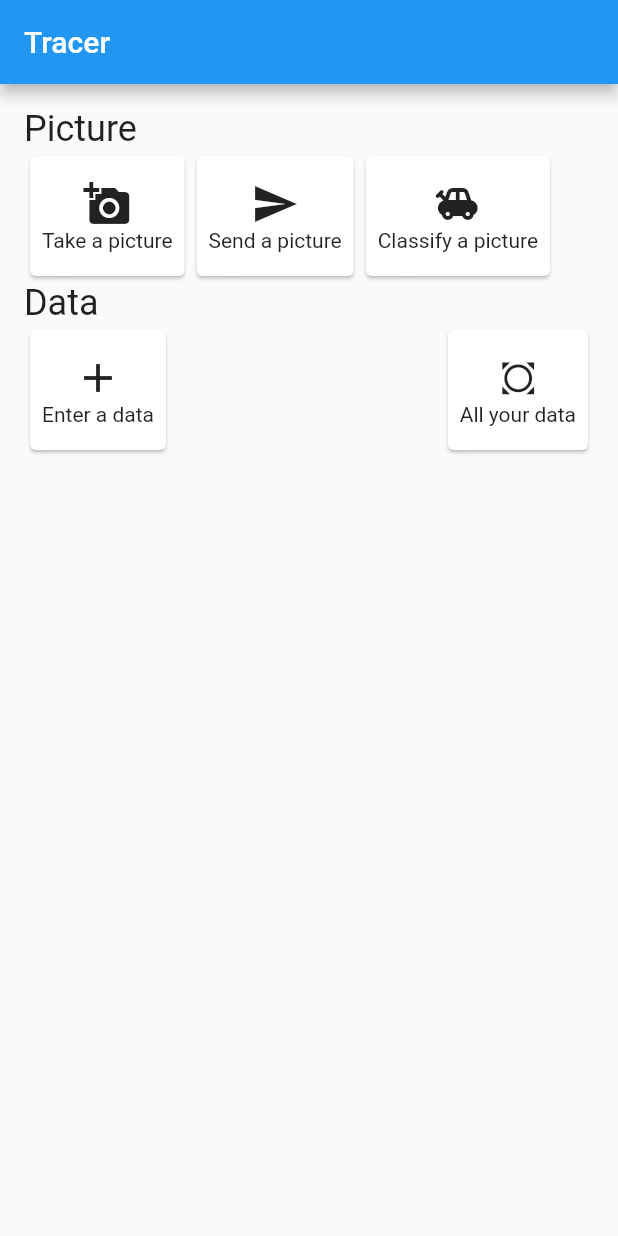
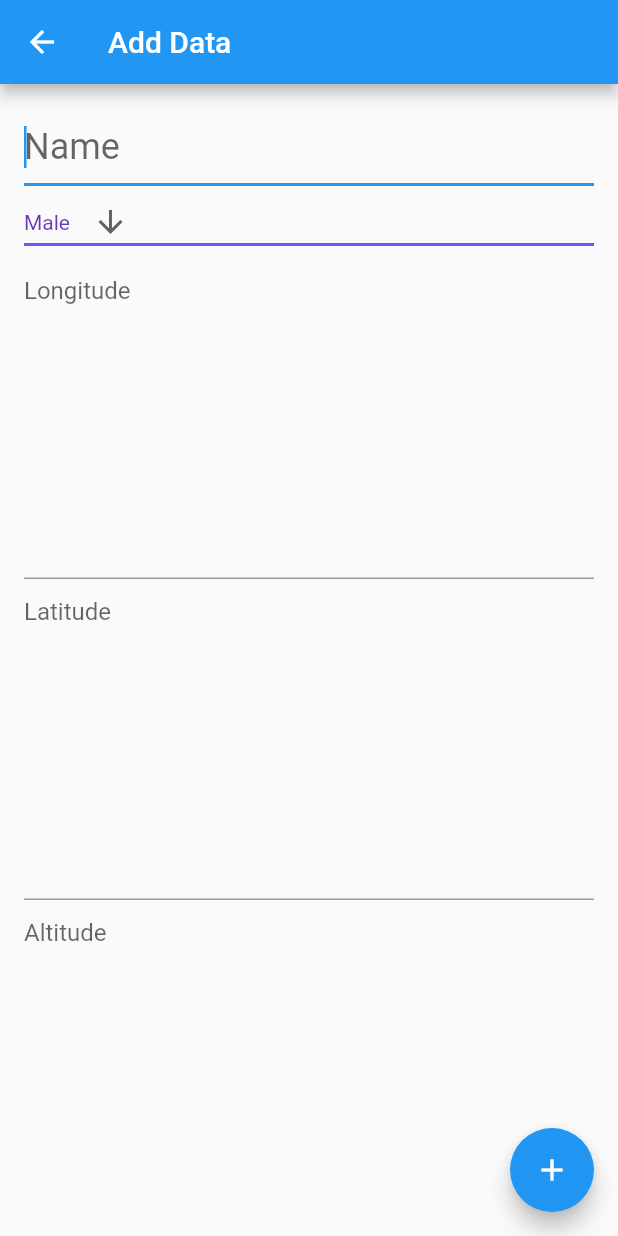
Before and after one commit to maelfosso/fr2i-tracer, a Flutter app: the screen it shows after launch, after a tap on "Enter a data", on a phone screen of 412 x 824 dp. Run offline on Flutter 3.47's test engine with Material 2 defaults, Android fonts, the phone set to English and light mode, and no system bars; our stand-ins replace bloc, equatable, flutter_bloc, get_it, sembast.

Commit message:
add edit screen displayed

```diff
--- a/lib/init.dart
+++ b/lib/init.dart
@@ -3,6 +3,7 @@ import 'package:path_provider/path_provider.dart';
 import 'package:path/path.dart';
 import 'package:sembast/sembast.dart';
 import 'package:sembast/sembast_io.dart';
+import 'package:tracer/data_repository/data_repository.dart';
 import 'package:tracer/data_repository/local_data_repository.dart';
 
 class Init {
@@ -20,6 +21,6 @@ class Init {
   }
 
   static _registerRepositories(){
-    GetIt.I.registerLazySingleton<LocalDataRepository>(() => LocalDataRepository());
+    GetIt.I.registerLazySingleton<DataRepository>(() => LocalDataRepository());
   }
 }
--- a/lib/main.dart
+++ b/lib/main.dart
@@ -1,4 +1,7 @@
 import 'package:flutter/material.dart';
+import 'package:flutter_bloc/flutter_bloc.dart';
+import 'package:tracer/blocs/data/data_bloc.dart';
+import 'package:tracer/init.dart';
 import 'package:tracer/screens/screens.dart';
 
 void main() {
@@ -6,9 +9,15 @@ void main() {
 }
 
 class TracerApp extends StatelessWidget {
+  final Future _init =  Init.initialize();
+
   // This widget is the root of your application.
   @override
   Widget build(BuildContext context) {
+    return FutureBuilder(
+      future: _init,
+      builder: (context, snapshot){
+        if (snapshot.connectionState == ConnectionState.done){
           return MaterialApp(
             title: 'Tracer',
             theme: ThemeData(
@@ -27,7 +36,20 @@ class TracerApp extends StatelessWidget {
               // closer together (more dense) than on mobile platforms.
               visualDensity: VisualDensity.adaptivePlatformDensity,
             ),
-      home: HomeScreen()
+            home: BlocProvider(
+              lazy: false,
+              create: (BuildContext context) => DataBloc(),
+              child: HomeScreen()
+            )
+          );
+        } else {
+          return Material(
+            child: Center(
+              child: CircularProgressIndicator(),
+            ),
+          );
+        }
+      },
     );
   }
 }
--- a/lib/models/data.dart
+++ b/lib/models/data.dart
@@ -33,7 +33,7 @@ class Data extends Equatable {
     );
   }
 
-  Data copyWith({String name, String sex, int id, String longitude, String latitude, String altitude}) {
+  Data copyWith({String name, String sex, int id, int age, String longitude, String latitude, String altitude}) {
     return Data(
       name ?? this.name,
       sex ?? this.sex,
--- /dev/null
+++ b/lib/screens/add_edit_data_screen.dart
@@ -0,0 +1,174 @@
+import 'package:flutter/foundation.dart';
+import 'package:flutter/material.dart';
+import 'package:flutter_bloc/flutter_bloc.dart';
+import 'package:tracer/blocs/data/data_bloc.dart';
+import 'package:tracer/blocs/data/data_event.dart';
+import 'package:tracer/blocs/data/data_state.dart';
+import 'package:tracer/models/models.dart';
+import 'package:tracer/screens/keys.dart';
+
+typedef OnSaveCallback = Function(
+  String name,
+  String sex,
+  int age,
+  String longitute, String latitude, String altitude,
+  int id
+);
+
+class AddEditDataScreen extends StatefulWidget {
+  final bool isEditing;
+  final OnSaveCallback onSave;
+  final Data data;
+
+  AddEditDataScreen({
+    Key key,
+    @required this.onSave,
+    @required this.isEditing,
+    this.data,
+  }) : super(key: key);
+
+  @override
+  _AddEditDataScreenState createState() => _AddEditDataScreenState();
+}
+
+class _AddEditDataScreenState extends State<AddEditDataScreen> {
+  static final GlobalKey<FormState> _formKey = GlobalKey<FormState>();
+
+  String _name;
+  String _sex;
+  int _age;
+  String _longitude;
+  String _latitude;
+  String _altitude;
+
+  bool get isEditing => widget.isEditing;
+
+  @override
+  Widget build(BuildContext context) {
+    final textTheme = Theme.of(context).textTheme;
+
+    return Scaffold(
+      appBar: AppBar(
+        title: Text(
+          isEditing ? "Edit Data" : "Add Data",
+        ),
+      ),
+      body: Padding(
+        padding: EdgeInsets.all(16.0),
+        child: Form(
+          key: _formKey,
+          child: ListView(
+            children: [
+              TextFormField(
+                initialValue: isEditing ? widget.data.name : '',
+                key: ArchSampleKeys.nameField,
+                autofocus: !isEditing,
+                style: textTheme.headline5,
+                decoration: InputDecoration(
+                  hintText: "Name",
+                ),
+                validator: (val) {
+                  return val.trim().isEmpty
+                      ? "Name is empty"
+                      : null;
+                },
+                onSaved: (value) => _name = value,
+              ),
+              DropdownButton<String>(
+                value: "Male",
+                icon: Icon(Icons.arrow_downward),
+                iconSize: 24,
+                elevation: 16,
+                style: TextStyle(color: Colors.deepPurple),
+                underline: Container(
+                  height: 2,
+                  color: Colors.deepPurpleAccent,
+                ),
+                onChanged: (String newValue) {
+                  setState(() {
+                    _sex = newValue;
+                  });
+                },
+                items: <String>['Male', 'Female']
+                    .map<DropdownMenuItem<String>>((String value) {
+                  return DropdownMenuItem<String>(
+                    value: value,
+                    child: Text(value),
+                  );
+                }).toList(),
+              ),
+              TextFormField(
+                initialValue: isEditing ? widget.data.longitude : '',
+                key: ArchSampleKeys.longituteField,
+                maxLines: 10,
+                style: textTheme.subtitle1,
+                decoration: InputDecoration(
+                  hintText: "Longitude",
+                ),
+                onSaved: (value) => _longitude = value,
+              ),
+              TextFormField(
+                initialValue: isEditing ? widget.data.latitude : '',
+                key: ArchSampleKeys.latitudeField,
+                maxLines: 10,
+                style: textTheme.subtitle1,
+                decoration: InputDecoration(
+                  hintText: "Latitude",
+                ),
+                onSaved: (value) => _latitude = value,
+              ),
+              TextFormField(
+                initialValue: isEditing ? widget.data.altitude : '',
+                key: ArchSampleKeys.altitudeField,
+                maxLines: 10,
+                style: textTheme.subtitle1,
+                decoration: InputDecoration(
+                  hintText: "Altitude",
+                ),
+                onSaved: (value) => _altitude = value,
+              )
+            ],
+          ),
+        ),
+      ),
+      floatingActionButton: FloatingActionButton(
+        key: isEditing ? ArchSampleKeys.saveEditedDataFab : ArchSampleKeys.saveNewDataFab,
+        tooltip: isEditing ? "Save Changes" : "Add new data",
+        child: Icon(isEditing ? Icons.check : Icons.add),
+        onPressed: () {
+          if (_formKey.currentState.validate()) {
+            _formKey.currentState.save();
+            widget.onSave(_name, _sex, 0, _longitude, _latitude, _altitude, 0);
+            Navigator.pop(context);
+          }
+        },
+      ),
+    );
+  }
+}
+
+// RaisedButton(
+                //   key: isEditing ? ArchSampleKeys.saveEditedDataFab : ArchSampleKeys.saveNewDataFab,
+                //   child: Text(isEditing ? "Save Changes" : "Add new data"),
+                //   onPressed: () {
+                //     if (_formKey.currentState.validate()) {
+                //       _formKey.currentState.save();
+                //       widget.onSave(_name, _sex, 0, _longitude, _latitude, _altitude, 0);
+                //       Navigator.pop(context);
+                //     }
+                //     // if (_formKey.currentState.validate()) {
+                //     //   _formKey.currentState.save();
+                //     //   BlocProvider.of<DataBloc>(context).add(
+                //     //     isEditing
+                //     //       ? DataAdded(
+                //     //         Data(_name, _sex, 0, _longitude, _latitude, _altitude, 0)
+                //     //       )
+                //     //       : DataUpdated(
+                //     //         widget.data.copyWith(name: _name, sex: _sex, age: _age, longitude: _longitude, latitude: _longitude, altitude: _altitude)
+                //     //       )
+                //     //   );
+                //     //   Navigator.pop(context);
+                //     // }
+                //   },
+                // )
+              // ]
--- a/lib/screens/home_screen.dart
+++ b/lib/screens/home_screen.dart
@@ -1,4 +1,10 @@
 import 'package:flutter/material.dart';
+import 'package:flutter_bloc/flutter_bloc.dart';
+import 'package:tracer/blocs/data/data_bloc.dart';
+import 'package:tracer/blocs/data/data_event.dart';
+import 'package:tracer/models/models.dart';
+import 'package:tracer/screens/add_edit_data_screen.dart';
+import 'package:tracer/screens/keys.dart';
 
 class HomeScreen extends StatelessWidget {
 
@@ -12,7 +18,6 @@ class HomeScreen extends StatelessWidget {
             children: [
               Icon(
                 icon,
-                // color: Colors.pink,
                 size: 32.0,
                 semanticLabel: name,
               ),
@@ -31,7 +36,7 @@ class HomeScreen extends StatelessWidget {
         Container(
           alignment: Alignment.centerLeft,
           child: Text(
-            "Picture",
+            "Pictures",
             style: Theme.of(context).textTheme.headline5
           ),
         ),
@@ -68,7 +73,24 @@ class HomeScreen extends StatelessWidget {
           mainAxisAlignment: MainAxisAlignment.spaceBetween,
           children: [
             _buildFeatureItem(Icons.add ,"Enter a data", () {
-              print("Taped on ENTER A DATA");
+              Navigator.of(context).push(
+                MaterialPageRoute(
+                  builder: (context) {
+                    return AddEditDataScreen(
+                      key: ArchSampleKeys.addDataScreen,
+                      onSave: (name, sex, age, longitude, latitude, altitude, id) {
+                        BlocProvider.of<DataBloc>(context).add(
+                          DataAdded(
+                            Data(name, sex, 0, longitude, latitude, altitude, 0)
+                          )
+                        );
+                      },
+                      isEditing: false,
+                      // todo: todo,
+                    );
+                  }
+                ),
+              );
             }),
             _buildFeatureItem(Icons.all_out, "All your data", () {
               print("Taped on ALL YOUR DATA");
@@ -81,7 +103,10 @@ class HomeScreen extends StatelessWidget {
 
   @override
   Widget build(BuildContext context) {
-    return Scaffold(
+    return BlocProvider.value(
+      value: BlocProvider.of<DataBloc>(context),
+      // create: (BuildContext context) => DataBloc(),
+      child: Scaffold(
         appBar: AppBar(
           title: Text("Tracer")
         ),
@@ -94,6 +119,7 @@ class HomeScreen extends StatelessWidget {
             ],
           )
         )
+      )
     );
   }
 }
--- /dev/null
+++ b/lib/screens/keys.dart
@@ -0,0 +1,62 @@
+import 'package:flutter/widgets.dart';
+
+class ArchSampleKeys {
+  // Home Screens
+  static const homeScreen = Key('__homeScreen__');
+  static const addDataFab = Key('__addDataFab__');
+  static const snackbar = Key('__snackbar__');
+  static Key snackbarAction(String id) => Key('__snackbar_action_${id}__');
+
+  // Datas
+  static const todoList = Key('__todoList__');
+  static const todosLoading = Key('__todosLoading__');
+  static final todoItem = (String id) => Key('DataItem__${id}');
+  static final todoItemCheckbox =
+      (String id) => Key('DataItem__${id}__Checkbox');
+  static final todoItemTask = (String id) => Key('DataItem__${id}__Task');
+  static final todoItemNote = (String id) => Key('DataItem__${id}__Note');
+
+  // Tabs
+  static const tabs = Key('__tabs__');
+  static const todoTab = Key('__todoTab__');
+  static const statsTab = Key('__statsTab__');
+
+  // Extra Actions
+  static const extraActionsButton = Key('__extraActionsButton__');
+  static const toggleAll = Key('__markAllDone__');
+  static const clearCompleted = Key('__clearCompleted__');
+
+  // Filters
+  static const filterButton = Key('__filterButton__');
+  static const allFilter = Key('__allFilter__');
+  static const activeFilter = Key('__activeFilter__');
+  static const completedFilter = Key('__completedFilter__');
+
+  // Stats
+  static const statsCounter = Key('__statsCounter__');
+  static const statsLoading = Key('__statsLoading__');
+  static const statsNumActive = Key('__statsActiveItems__');
+  static const statsNumCompleted = Key('__statsCompletedItems__');
+
+  // Details Screen
+  static const editDataFab = Key('__editDataFab__');
+  static const deleteDataButton = Key('__deleteDataFab__');
+  static const todoDetailsScreen = Key('__todoDetailsScreen__');
+  static final detailsDataItemCheckbox = Key('DetailsData__Checkbox');
+  static final detailsDataItemTask = Key('DetailsData__Task');
+  static final detailsDataItemNote = Key('DetailsData__Note');
+
+  // Add Screen
+  static const addDataScreen = Key('__addDataScreen__');
+  static const saveNewDataFab = Key('__saveNewDataFab__');
+  static const nameField = Key('__nameField__');
+  static const sexField = Key('__sexField__');
+  static const ageField = Key('__ageField__');
+  static const longituteField = Key('__longitudeField__');
+  static const latitudeField = Key('__latitudeField__');
+  static const altitudeField = Key('__altitudeField__');
+
+  // Edit Screen
+  static const editDataScreen = Key('__editDataScreen__');
+  static const saveEditedDataFab = Key('__saveEditedDataFab__');
+}
```
Lines whose indentation alone changed are shown as unchanged.
